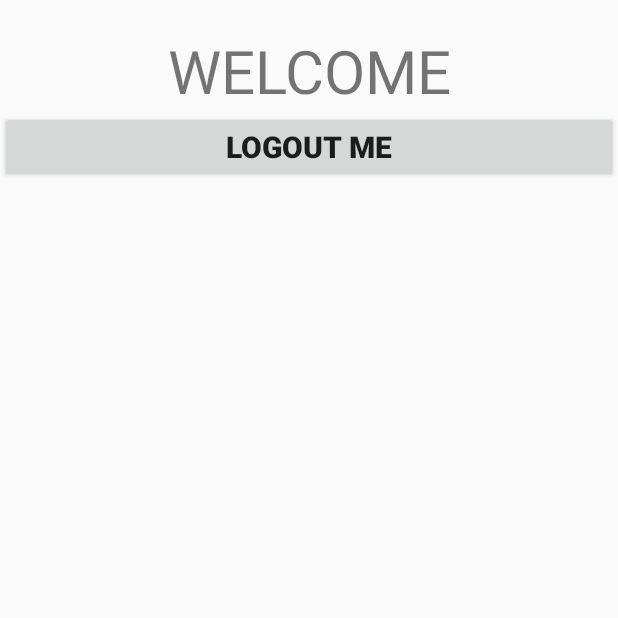
After one commit to rajeevkrishnanr/hey.there, an Android app: the Test_LandPage screen opened directly, with no data from a screen before it, on a phone screen of 412 x 824 dp, the top half of it. The commit adds this screen. Run offline under Robolectric (Android 15) with nearby library versions, the phone set to English and light mode, and no system bars.

Commit message:
Login System Prototype 1

```diff
--- a/app/src/main/AndroidManifest.xml
+++ b/app/src/main/AndroidManifest.xml
@@ -20,6 +20,10 @@
             android:name=".login"
             android:label="@string/title_activity_login" >
         </activity>
+        <activity
+            android:name=".Test_LandPage"
+            android:label="@string/title_activity_test__land_page" >
+        </activity>
     </application>
 
 </manifest>
--- /dev/null
+++ b/app/src/main/java/in/heythere/heythere/Test_LandPage.java
@@ -0,0 +1,39 @@
+package in.heythere.heythere;
+
+import android.support.v7.app.ActionBarActivity;
+import android.os.Bundle;
+import android.view.Menu;
+import android.view.MenuItem;
+
+
+public class Test_LandPage extends ActionBarActivity {
+
+    @Override
+    protected void onCreate(Bundle savedInstanceState) {
+        super.onCreate(savedInstanceState);
+        setContentView(R.layout.activity_test__land_page);
+    }
+
+
+    @Override
+    public boolean onCreateOptionsMenu(Menu menu) {
+        // Inflate the menu; this adds items to the action bar if it is present.
+        getMenuInflater().inflate(R.menu.menu_test__land_page, menu);
+        return true;
+    }
+
+    @Override
+    public boolean onOptionsItemSelected(MenuItem item) {
+        // Handle action bar item clicks here. The action bar will
+        // automatically handle clicks on the Home/Up button, so long
+        // as you specify a parent activity in AndroidManifest.xml.
+        int id = item.getItemId();
+
+        //noinspection SimplifiableIfStatement
+        if (id == R.id.action_settings) {
+            return true;
+        }
+
+        return super.onOptionsItemSelected(item);
+    }
+}
--- a/app/src/main/res/layout/activity_login.xml
+++ b/app/src/main/res/layout/activity_login.xml
@@ -84,7 +84,8 @@
             android:layout_above="@+id/but_reg"
             android:layout_alignLeft="@+id/but_reg"
             android:layout_alignStart="@+id/but_reg"
-            android:layout_marginBottom="10dp" />
+            android:layout_marginBottom="10dp"
+            android:onClick="logintry"/>
 
         <Button
             android:layout_width="wrap_content"
--- /dev/null
+++ b/app/src/main/res/layout/activity_test__land_page.xml
@@ -0,0 +1,24 @@
+<?xml version="1.0" encoding="utf-8"?>
+<LinearLayout xmlns:android="http://schemas.android.com/apk/res/android"
+    android:layout_width="match_parent"
+    android:layout_height="match_parent"
+    android:orientation="vertical"
+    >
+
+    <TextView android:layout_width="fill_parent"
+        android:layout_height="wrap_content"
+        android:text="WELCOME"
+        android:textSize="40dip"
+        android:gravity="center"
+        android:layout_marginTop="20dip"/>
+
+    <Button android:layout_width="fill_parent"
+        android:layout_height="wrap_content"
+        android:text="Logout Me"
+        android:textSize="20dip"
+
+        android:textStyle="bold"
+        android:id="@+id/btnLogout"
+        android:focusable="false" />
+
+</LinearLayout>
--- /dev/null
+++ b/app/src/main/res/menu/menu_test__land_page.xml
@@ -0,0 +1,7 @@
+<menu xmlns:android="http://schemas.android.com/apk/res/android"
+    xmlns:app="http://schemas.android.com/apk/res-auto"
+    xmlns:tools="http://schemas.android.com/tools"
+    tools:context="in.heythere.heythere.Test_LandPage">
+    <item android:id="@+id/action_settings" android:title="@string/action_settings"
+        android:orderInCategory="100" app:showAsAction="never" />
+</menu>
--- a/app/src/main/res/values/strings.xml
+++ b/app/src/main/res/values/strings.xml
@@ -16,6 +16,8 @@
     <string name="new_account">I want to Create a new Account</string>
     <string name="exist_account">Login Using Existing account</string>
     <string name="pwd_forgot">Forgot Password?</string>
-
+    <string name="title_activity_loginauth">loginauth</string>
+    <string name="title_activity_logintrybg">logintrybg</string>
+    <string name="title_activity_test__land_page">Test_LandPage</string>
 
 </resources>
```
Also changed, not shown: app/src/main/java/in/heythere/heythere/DatabaseHandler.java (added, +127 -0 lines), app/src/main/java/in/heythere/heythere/JSONParser.java (added, +90 -0 lines), app/src/main/java/in/heythere/heythere/login.java (+13 -21 lines).
